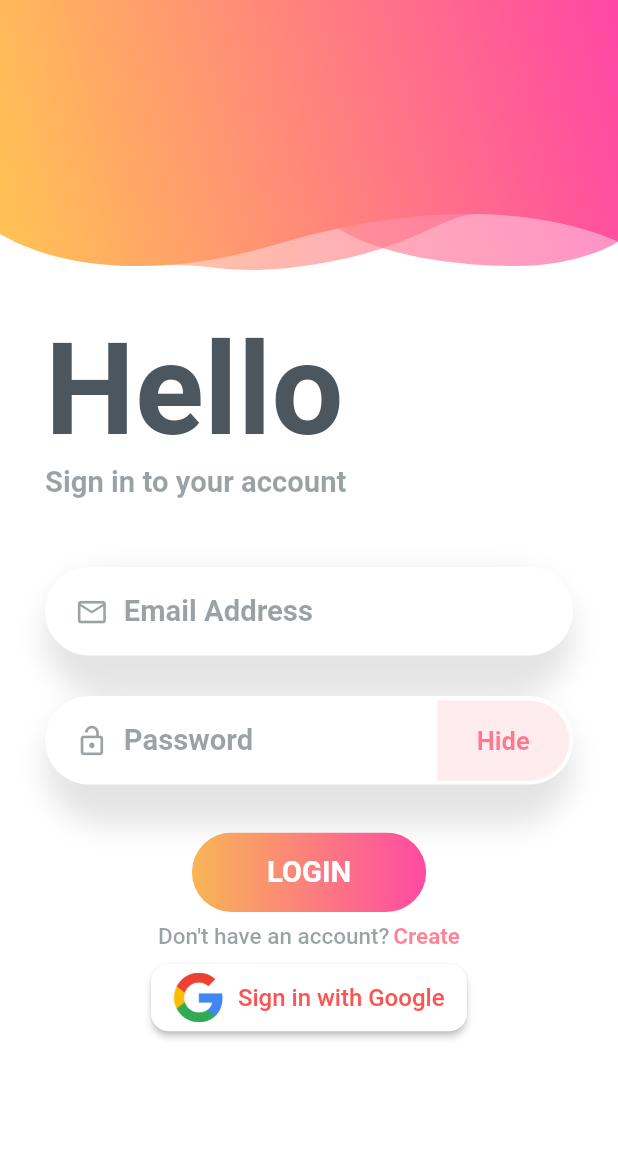
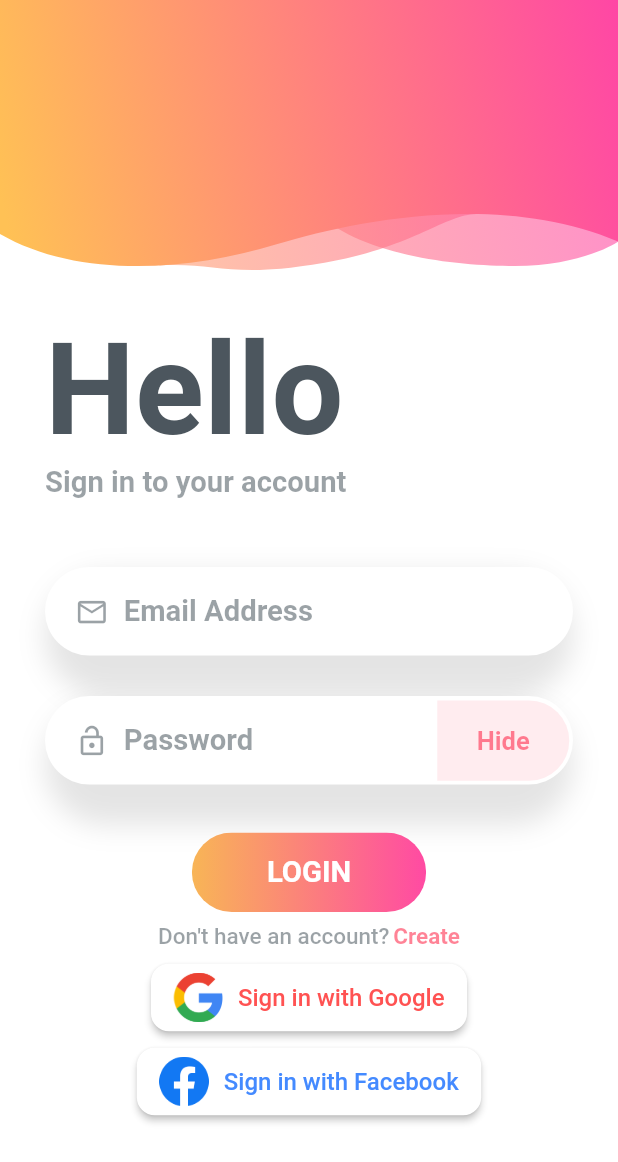
Before and after one commit to MAlazhariy/keefak_social-app, a Flutter app: the screen it shows after launch, after a tap on "Show", on a phone screen of 412 x 824 dp. Shown: the top 1162 px of the screen. Run offline on Flutter 3.47's test engine with Material 2 defaults, Android fonts, the phone set to English and light mode, and no system bars; our stand-ins replace cloud_firestore, dio, firebase_auth, firebase_core, firebase_messaging, firebase_storage and 6 more; missing offline and left inert: flutter_facebook_auth; accounts and stored records are empty.

Commit message:
add: login with Facebook feature

```diff
--- a/lib/modules/login/login_cubit/login_states.dart
+++ b/lib/modules/login/login_cubit/login_states.dart
@@ -18,7 +18,7 @@ class SocialLoginSuccessful extends SocialLoginStates {
   SocialLoginSuccessful(this.uId);
 }
 
-// login with google account
+// login with google
 class SocialLoginWithGoogleLoading extends SocialLoginStates{}
 class SocialLoginWithGoogleError extends SocialLoginStates{
   late final String error;
@@ -29,3 +29,15 @@ class SocialLoginWithGoogleSuccessful extends SocialLoginStates {
 
   SocialLoginWithGoogleSuccessful(this.uId);
 }
+
+// login with Facebook
+class SocialLoginWithFacebookLoading extends SocialLoginStates{}
+class SocialLoginWithFacebookError extends SocialLoginStates{
+  late final String error;
+  SocialLoginWithFacebookError(this.error);
+}
+class SocialLoginWithFacebookSuccessful extends SocialLoginStates {
+  final String uId;
+
+  SocialLoginWithFacebookSuccessful(this.uId);
+}
--- a/lib/modules/login/login_screen.dart
+++ b/lib/modules/login/login_screen.dart
@@ -59,8 +59,14 @@ class SocialLoginScreen extends StatelessWidget {
               context: context,
               error: state.error,
             );
+          } else if (state is SocialLoginWithFacebookError) {
+            snkBarOnError(
+              context: context,
+              error: state.error,
+            );
           } else if (state is SocialLoginSuccessful ||
-              state is SocialLoginWithGoogleSuccessful) {
+              state is SocialLoginWithGoogleSuccessful ||
+              state is SocialLoginWithFacebookSuccessful) {
             // insure that the user exists before navigating to home layout
             SocialCubit.get(context).getCurrentUserIfNotExists();
             pushAndFinish(
@@ -69,6 +75,7 @@ class SocialLoginScreen extends StatelessWidget {
             );
           }
         },
+
         builder: (context, state) {
           SocialLoginCubit cubit = SocialLoginCubit.get(context);
 
@@ -347,29 +354,29 @@ class SocialLoginScreen extends StatelessWidget {
                               ),
                             ],
                           ),
-                          // Align(
-                          //   alignment: Alignment.center,
-                          //   child: GestureDetector(
-                          //     onTap: () {
-                          //       cubit.loginWithGoogle();
-                          //     },
-                          //     child: Image.network(
-                          //       'https://onymos.com/wp-content/uploads/2020/10/google-signin-button-1024x260.png',
-                          //       width: 250,
-                          //     ),
-                          //   ),
-                          // ),
 
+                          // login with Google
                           const SizedBox(height: 8),
-
                           LoginWithButton(
                             title: 'Sign in with Google',
-                            onPressed: (){
+                            onPressed: () {
                               cubit.loginWithGoogle();
                             },
                             logo: 'google',
                             color: Colors.white,
                             textColor: Colors.redAccent,
+                          ),
+
+                          // login with Facebook
+                          const SizedBox(height: 8),
+                          LoginWithButton(
+                            title: 'Sign in with Facebook',
+                            onPressed: () {
+                              cubit.loginWithFacebook();
+                            },
+                            logo: 'facebook',
+                            color: Colors.white,
+                            textColor: Colors.blueAccent,
                           ),
                         ],
                       ),
--- a/pubspec.yaml
+++ b/pubspec.yaml
@@ -46,8 +46,9 @@ dependencies:
   firebase_storage: ^10.2.15
   firebase_messaging: ^11.4.0
 
-  # Authentication
+  # Social Authentication
   google_sign_in: ^5.4.0
+  flutter_facebook_auth: ^4.4.0+1
 
   dio: ^4.0.6
 
```
Also changed, not shown: lib/modules/login/login_cubit/login_cubit.dart (+48 -0 lines), pubspec.lock, 3 other files.
